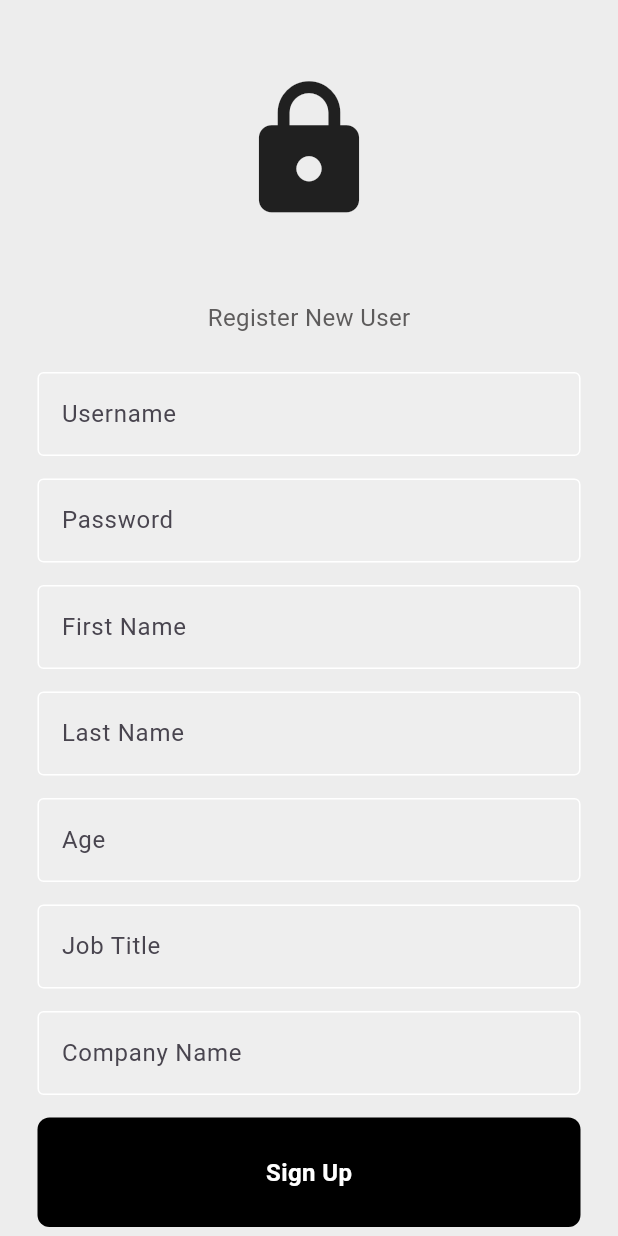
After one commit to devanshw/Lenovo-flutter-project, a Flutter app: the Updatedetails screen opened directly, on a phone screen of 412 x 824 dp. The commit adds this screen. Run offline on Flutter 3.47's test engine with Material 3 defaults, Android fonts, the phone set to English and light mode, and no system bars; our stand-ins replace shared_preferences; missing offline and left inert: dart:ffi; accounts and stored records are empty; network calls fail.

```diff
--- /dev/null
+++ b/lib/pages/Updatedetails_page.dart
@@ -0,0 +1,120 @@
+// ignore_for_file: non_constant_identifier_names
+
+import 'package:flutter/material.dart';
+import 'package:login_auth/components/myTextField.dart';
+import 'package:login_auth/components/signupbutton.dart';
+
+class Updatedetails extends StatelessWidget {
+   Updatedetails({super.key});
+  final TextEditingController usernameController = TextEditingController();
+  final TextEditingController passwordController = TextEditingController();
+  final TextEditingController firstnameController = TextEditingController();
+  final TextEditingController lastnameController = TextEditingController();
+  final TextEditingController AgeController = TextEditingController();
+  final TextEditingController JobtitleController= TextEditingController();
+  final TextEditingController CompanynameController = TextEditingController();
+
+  final String apiUrl = 'http://10.0.2.2:3000/api/newuser';
+
+  @override
+  Widget build(BuildContext context) {
+    return Scaffold(
+      backgroundColor: const Color.fromARGB(255, 237, 237, 237),
+      body: SafeArea(
+        child: Center(
+          child: SingleChildScrollView(
+            child: Column(
+              mainAxisAlignment: MainAxisAlignment.center,
+              children: [
+                const SizedBox(height: 50),
+                Icon(Icons.lock, size: 100),
+                const SizedBox(height: 50),
+               Text(
+                  "Register New User",
+                  style: TextStyle(
+                    color: const Color.fromARGB(255, 94, 92, 92),
+                    fontSize: 16,
+                  ),
+                ),
+                const SizedBox(height: 25),
+
+                Mytextfield(
+                  controller: usernameController,
+                  hintText: "Username",
+                  obscureText: false,
+                ),
+                const SizedBox(height: 15),
+                Mytextfield(
+                  controller: passwordController,
+                  hintText: "Password",
+                  obscureText: true,
+                ),
+                const SizedBox(height: 15),
+
+                Mytextfield(
+                  controller: firstnameController,
+                  hintText: "First Name",
+                  obscureText: true,
+                ),
+                const SizedBox(height: 15),
+
+                Mytextfield(
+                  controller: lastnameController,
+                  hintText: "Last Name",
+                  obscureText: true,
+                ),
+                const SizedBox(height: 15),
+
+                Mytextfield(
+                  controller: AgeController,
+                  hintText: "Age",
+                  obscureText: true,
+                ),
+                const SizedBox(height: 15),
+
+                Mytextfield(
+                  controller: JobtitleController,
+                  hintText: "Job Title",
+                  obscureText: true,
+                ),
+                const SizedBox(height: 15),
+
+                Mytextfield(
+                  controller: CompanynameController,
+                  hintText: "Company Name",
+                  obscureText: true,
+                ),
+                const SizedBox(height: 15),
+
+
+
+
+
+
+
+
+                Signupbutton(onTap: (){
+                  signUpUser(
+                  context,
+                      usernameController.text.trim(),
+                      passwordController.text.trim(),
+                      firstnameController.text.trim(),
+                      lastnameController.text.trim(),
+                      AgeController.text.trim(),
+                      JobtitleController.text.trim(),
+                      CompanynameController.text.trim() ,
+
+                  );
+                }),
+                const SizedBox(height: 15),
+
+              ],
+            ),
+          ),
+        ),
+      ),
+    );
+  }
+
+  void signUpUser(BuildContext context, String trim, String trim2, String trim3, String trim4, String trim5, String trim6, String trim7) {}
+}
```
Also changed, not shown: lib/components/Profilepage.dart (+60 -80 lines).
